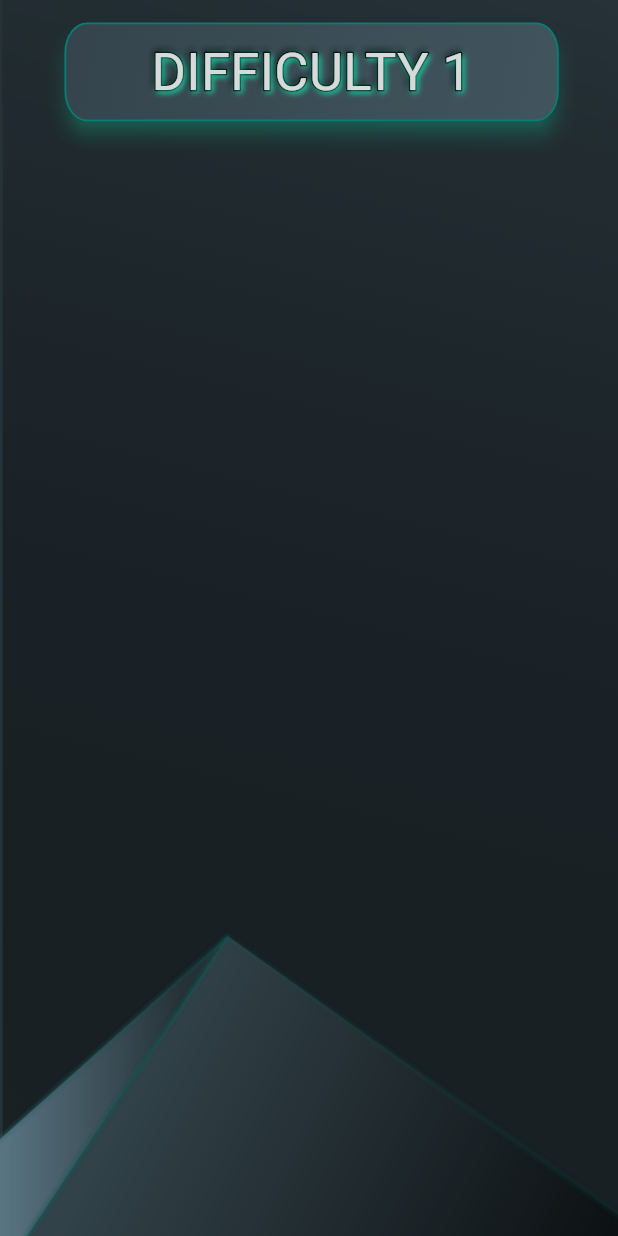
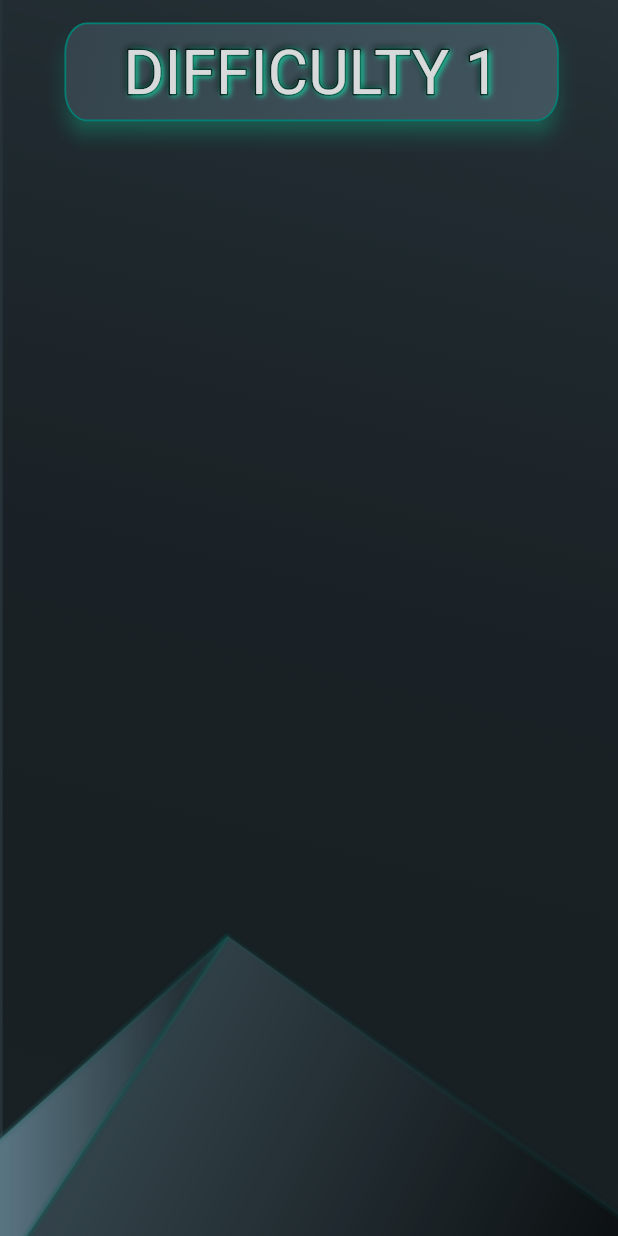
Before and after one commit to VMB-DEV/robuzzle, a Flutter app: the screen it shows after launch, after a tap on an icon or button, on a phone screen of 412 x 824 dp. Run offline on Flutter 3.47's test engine with Material 3 defaults, Android fonts, the phone set to English and light mode, and no system bars; drawn by our look-alikes of bordered_text; our stand-ins replace equatable, flutter_bloc, flutter_slidable, get_it, go_router, hive and 3 more; missing offline and left inert: gif; accounts and stored records are empty.

Commit message:
fix: font size of the puzzle list title is responsive fix: in portrait mode the button down the screen does now slide out the screen on reverse animation

```diff
--- a/lib/features/main_menu/presentation/page/page_main.dart
+++ b/lib/features/main_menu/presentation/page/page_main.dart
@@ -121,13 +121,13 @@ class _MainPageState extends State<MainPage> with SingleTickerProviderStateMixin
       ),
       animatedElement(
         forwardAnim: const StaggeredAnim(7, AnimationType.fadeScale),
-        reverseAnim: const StaggeredAnim(7, AnimationType.fadeScale),
+        reverseAnim: const StaggeredAnim(7, AnimationType.slideLeft),
         child: _creatorButton(orientation, box),
       ),
 
       animatedElement(
         forwardAnim: const StaggeredAnim(7, AnimationType.fadeScale),
-        reverseAnim: const StaggeredAnim(7, AnimationType.fadeScale),
+        reverseAnim: const StaggeredAnim(7, AnimationType.slideRight),
         child: _aboutButton(orientation, box),
       ),
     ];
--- a/lib/features/puzzles_list/presentation/page/title/puzzle_list_title.dart
+++ b/lib/features/puzzles_list/presentation/page/title/puzzle_list_title.dart
@@ -34,7 +34,8 @@ class PuzzleListTitle extends StatelessWidget {
 
   TextStyle get _mainTitleStyle => TextStyle(
     color: Colors.grey.shade200,
-    fontSize: 35,
+    // fontSize: 35,
+    fontSize: screen.H * 0.05,
     shadows: [
       Shadow(
         offset: const Offset(1.2, 1.2),
```
